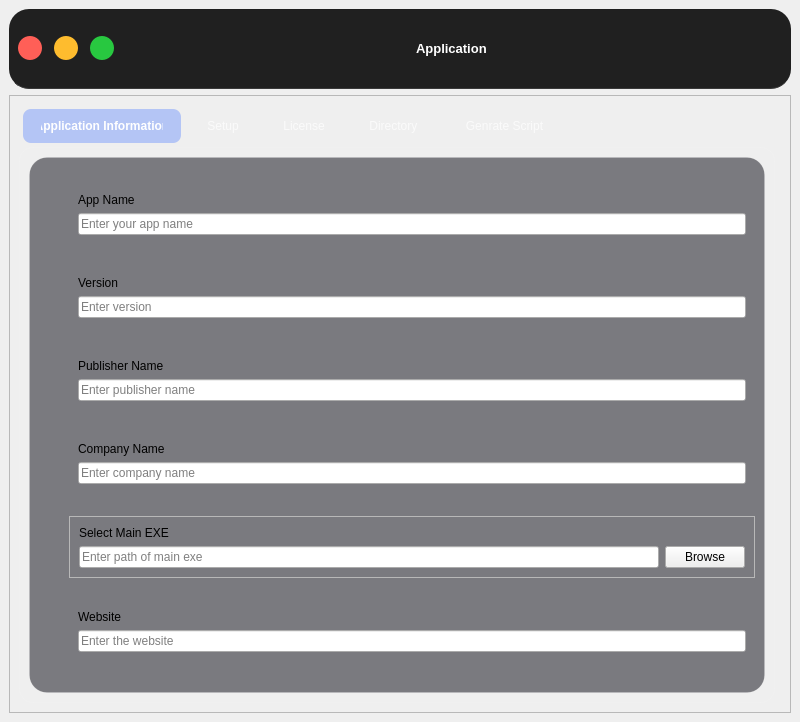
arshc0der/Forgeix-nsis-script-generator, file mainwindow.ui: the form before one commit.
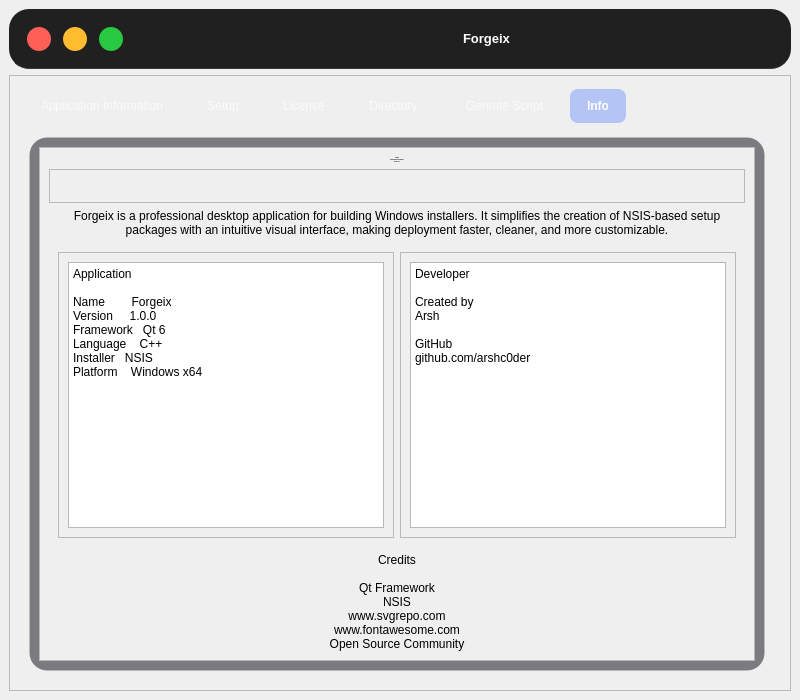
The form after the commit. The open tabs and pages were chosen to show the change. Icons and pictures are not drawn.

The edit to the form file:
```diff
--- a/mainwindow.ui
+++ b/mainwindow.ui
@@ -7,7 +7,7 @@
     <x>0</x>
     <y>0</y>
     <width>800</width>
-    <height>722</height>
+    <height>700</height>
    </rect>
   </property>
   <property name="minimumSize">
@@ -227,6 +227,12 @@
     height: 0px;
 }</string>
   </property>
+  <property name="iconSize">
+   <size>
+    <width>48</width>
+    <height>48</height>
+   </size>
+  </property>
   <widget class="QWidget" name="centralwidget">
    <layout class="QVBoxLayout" name="verticalLayout">
     <item>
@@ -240,7 +246,13 @@
       <property name="minimumSize">
        <size>
         <width>0</width>
-        <height>80</height>
+        <height>60</height>
+       </size>
+      </property>
+      <property name="maximumSize">
+       <size>
+        <width>16777215</width>
+        <height>60</height>
        </size>
       </property>
       <property name="styleSheet">
@@ -258,35 +270,42 @@
       </property>
       <layout class="QHBoxLayout" name="horizontalLayout_2">
        <item>
-        <layout class="QHBoxLayout" name="horizontalLayout">
-         <property name="spacing">
-          <number>12</number>
+        <widget class="QFrame" name="">
+         <property name="sizePolicy">
+          <sizepolicy hsizetype="Preferred" vsizetype="Fixed">
+           <horstretch>0</horstretch>
+           <verstretch>0</verstretch>
+          </sizepolicy>
          </property>
-         <item>
-          <widget class="QPushButton" name="closeButton">
-           <property name="sizePolicy">
-            <sizepolicy hsizetype="Fixed" vsizetype="Fixed">
-             <horstretch>0</horstretch>
-             <verstretch>0</verstretch>
-            </sizepolicy>
-           </property>
-           <property name="minimumSize">
-            <size>
-             <width>24</width>
-             <height>24</height>
-            </size>
-           </property>
-           <property name="maximumSize">
-            <size>
-             <width>24</width>
-             <height>24</height>
-            </size>
-           </property>
-           <property name="cursor">
-            <cursorShape>PointingHandCursor</cursorShape>
-           </property>
-           <property name="styleSheet">
-            <string notr="true">#closeButton {
+         <layout class="QHBoxLayout" name="horizontalLayout">
+          <property name="spacing">
+           <number>12</number>
+          </property>
+          <item>
+           <widget class="QPushButton" name="closeButton">
+            <property name="sizePolicy">
+             <sizepolicy hsizetype="Fixed" vsizetype="Fixed">
+              <horstretch>0</horstretch>
+              <verstretch>0</verstretch>
+             </sizepolicy>
+            </property>
+            <property name="minimumSize">
+             <size>
+              <width>24</width>
+              <height>24</height>
+             </size>
+            </property>
+            <property name="maximumSize">
+             <size>
+              <width>24</width>
+              <height>24</height>
+             </size>
+            </property>
+            <property name="cursor">
+             <cursorShape>PointingHandCursor</cursorShape>
+            </property>
+            <property name="styleSheet">
+             <string notr="true">#closeButton {
     background-color: #FF5F57;
     border: none;
 	padding: 4px;
@@ -300,49 +319,49 @@
 #closeButton:pressed {
     background-color: #D70015;
 }</string>
-           </property>
-           <property name="text">
-            <string/>
-           </property>
-           <property name="icon">
-            <iconset theme="QIcon::ThemeIcon::EditClear"/>
-           </property>
-           <property name="iconSize">
-            <size>
-             <width>20</width>
-             <height>20</height>
-            </size>
-           </property>
-           <property name="flat">
-            <bool>true</bool>
-           </property>
-          </widget>
-         </item>
-         <item>
-          <widget class="QPushButton" name="minimizeButton">
-           <property name="sizePolicy">
-            <sizepolicy hsizetype="Fixed" vsizetype="Fixed">
-             <horstretch>0</horstretch>
-             <verstretch>0</verstretch>
-            </sizepolicy>
-           </property>
-           <property name="minimumSize">
-            <size>
-             <width>24</width>
-             <height>24</height>
-            </size>
-           </property>
-           <property name="maximumSize">
-            <size>
-             <width>24</width>
-             <height>24</height>
-            </size>
-           </property>
-           <property name="cursor">
-            <cursorShape>PointingHandCursor</cursorShape>
-           </property>
-           <property name="styleSheet">
-            <string notr="true">#minimizeButton {
+            </property>
+            <property name="text">
+             <string/>
+            </property>
+            <property name="icon">
+             <iconset theme="QIcon::ThemeIcon::EditClear"/>
+            </property>
+            <property name="iconSize">
+             <size>
+              <width>20</width>
+              <height>20</height>
+             </size>
+            </property>
+            <property name="flat">
+             <bool>true</bool>
+            </property>
+           </widget>
+          </item>
+          <item>
+           <widget class="QPushButton" name="minimizeButton">
+            <property name="sizePolicy">
+             <sizepolicy hsizetype="Fixed" vsizetype="Fixed">
+              <horstretch>0</horstretch>
+              <verstretch>0</verstretch>
+             </sizepolicy>
+            </property>
+            <property name="minimumSize">
+             <size>
+              <width>24</width>
+              <height>24</height>
+             </size>
+            </property>
+            <property name="maximumSize">
+             <size>
+              <width>24</width>
+              <height>24</height>
+             </size>
+            </property>
+            <property name="cursor">
+             <cursorShape>PointingHandCursor</cursorShape>
+            </property>
+            <property name="styleSheet">
+             <string notr="true">#minimizeButton {
     background-color: #FEBC2E;
     border: none;
 	padding: 4px;
@@ -356,43 +375,43 @@
 #minimizeButton:pressed {
     background-color: #D89A00;
 }</string>
-           </property>
-           <property name="text">
-            <string/>
-           </property>
-           <property name="icon">
-            <iconset theme="QIcon::ThemeIcon::ListRemove"/>
-           </property>
-           <property name="iconSize">
-            <size>
-             <width>24</width>
-             <height>24</height>
-            </size>
-           </property>
-           <property name="flat">
-            <bool>true</bool>
-           </property>
-          </widget>
-         </item>
-         <item>
-          <widget class="QPushButton" name="maximizeButton">
-           <property name="minimumSize">
-            <size>
-             <width>24</width>
-             <height>24</height>
-            </size>
-           </property>
-           <property name="maximumSize">
-            <size>
-             <width>24</width>
-             <height>24</height>
-            </size>
-           </property>
-           <property name="cursor">
-            <cursorShape>PointingHandCursor</cursorShape>
-           </property>
-           <property name="styleSheet">
-            <string notr="true">#maximizeButton {
+            </property>
+            <property name="text">
+             <string/>
+            </property>
+            <property name="icon">
+             <iconset theme="QIcon::ThemeIcon::ListRemove"/>
+            </property>
+            <property name="iconSize">
+             <size>
+              <width>24</width>
+              <height>24</height>
+             </size>
+            </property>
+            <property name="flat">
+             <bool>true</bool>
+            </property>
+           </widget>
+          </item>
+          <item>
+           <widget class="QPushButton" name="maximizeButton">
+            <property name="minimumSize">
+             <size>
+              <width>24</width>
+              <height>24</height>
+             </size>
+            </property>
+            <property name="maximumSize">
+             <size>
+              <width>24</width>
+              <height>24</height>
+             </size>
+            </property>
+            <property name="cursor">
+             <cursorShape>PointingHandCursor</cursorShape>
+            </property>
+            <property name="styleSheet">
+             <string notr="true">#maximizeButton {
 	padding: 4px;
     background-color: #28C840;
     border: none;
@@ -406,31 +425,35 @@
 #maximizeButton:pressed {
     background-color: #1FA72A;
 }</string>
-           </property>
-           <property name="text">
-            <string/>
-           </property>
-           <property name="icon">
-            <iconset theme="QIcon::ThemeIcon::MediaPlaybackStop"/>
-           </property>
-           <property name="iconSize">
-            <size>
-             <width>18</width>
-             <height>20</height>
-            </size>
-           </property>
-           <property name="flat">
-            <bool>true</bool>
-           </property>
-          </widget>
-         </item>
-        </layout>
+            </property>
+            <property name="text">
+             <string/>
+            </property>
+            <property name="icon">
+             <iconset theme="QIcon::ThemeIcon::MediaPlaybackStop"/>
+            </property>
+            <property name="iconSize">
+             <size>
+              <width>18</width>
+              <height>20</height>
+             </size>
+            </property>
+            <property name="flat">
+             <bool>true</bool>
+            </property>
+           </widget>
+          </item>
+         </layout>
+        </widget>
        </item>
        <item>
         <spacer name="horizontalSpacer_2">
          <property name="orientation">
           <enum>Qt::Orientation::Horizontal</enum>
          </property>
+         <property name="sizeType">
+          <enum>QSizePolicy::Policy::Expanding</enum>
+         </property>
          <property name="sizeHint" stdset="0">
           <size>
            <width>40</width>
@@ -439,8 +462,39 @@
          </property>
         </spacer>
        </item>
+       <item>
+        <widget class="QLabel" name="label_47">
+         <property name="minimumSize">
+          <size>
+           <width>48</width>
+           <height>48</height>
+          </size>
+         </property>
+         <property name="maximumSize">
+          <size>
+           <width>48</width>
+           <height>48</height>
+          </size>
+         </property>
+         <property name="text">
+          <string/>
+         </property>
+         <property name="pixmap">
+          <pixmap resource="res.qrc">:/res/RES/logo.svg</pixmap>
+         </property>
+         <property name="scaledContents">
+          <bool>true</bool>
+         </property>
+        </widget>
+       </item>
        <item>
         <widget class="QLabel" name="titleLabel">
+         <property name="font">
+          <font>
+           <pointsize>-1</pointsize>
+           <fontweight>Medium</fontweight>
+          </font>
+         </property>
          <property name="styleSheet">
           <string notr="true">#titleLabel {
     color: white;
@@ -450,7 +504,7 @@
 }</string>
          </property>
          <property name="text">
-          <string>Application</string>
+          <string>Forgeix</string>
          </property>
         </widget>
        </item>
@@ -461,7 +515,7 @@
          </property>
          <property name="sizeHint" stdset="0">
           <size>
-           <width>40</width>
+           <width>60</width>
            <height>20</height>
           </size>
          </property>
@@ -473,7 +527,7 @@
     <item>
      <widget class="QFrame" name="frame">
       <property name="styleSheet">
-       <string notr="true">#leftPanel, #rightPanel ,#setupPanel,#LicensePanel,#DirectoryPanel,#GenrateScriptPanel{
+       <string notr="true">#leftPanel, #rightPanel ,#setupPanel,#LicensePanel,#DirectoryPanel,#GenrateScriptPanel,#InfoFramePanel{
     background-color: rgba(25, 25, 35, 140);
     border: 1px solid rgba(255, 255, 255, 15);
 	box-shadow: 0px 0px 20px rgba(0,0,0,80);
@@ -849,6 +903,12 @@
                     <verstretch>0</verstretch>
                    </sizepolicy>
                   </property>
+                  <property name="styleSheet">
+                   <string notr="true">QFrame{
+background-color: none;
+border: none;
+}</string>
+                  </property>
                   <property name="frameShape">
                    <enum>QFrame::Shape::StyledPanel</enum>
                   </property>
@@ -883,6 +943,17 @@
                        <property name="text">
                         <string>Browse</string>
                        </property>
+                       <property name="icon">
+                        <iconset>
+                         <normalon>:/res/RES/icons/folder-open.svg</normalon>
+                        </iconset>
+                       </property>
+                       <property name="iconSize">
+                        <size>
+                         <width>20</width>
+                         <height>20</height>
+                        </size>
+                       </property>
                       </widget>
                      </item>
                     </layout>
@@ -2668,6 +2739,204 @@
            </item>
           </layout>
          </widget>
+         <widget class="QWidget" name="Infotab">
+          <attribute name="icon">
+           <iconset>
+            <normalon>:/res/RES/icons/info.svg</normalon>
+           </iconset>
+          </attribute>
+          <attribute name="title">
+           <string>Info</string>
+          </attribute>
+          <layout class="QHBoxLayout" name="horizontalLayout_26">
+           <item>
+            <widget class="QFrame" name="InfoFramePanel">
+             <property name="frameShape">
+              <enum>QFrame::Shape::StyledPanel</enum>
+             </property>
+             <property name="frameShadow">
+              <enum>QFrame::Shadow::Raised</enum>
+             </property>
+             <layout class="QVBoxLayout" name="verticalLayout_13">
+              <item>
+               <widget class="QScrollArea" name="scrollArea_3">
+                <property name="widgetResizable">
+                 <bool>true</bool>
+                </property>
+                <widget class="QWidget" name="scrollAreaWidgetContents_3">
+                 <property name="geometry">
+                  <rect>
+                   <x>0</x>
+                   <y>0</y>
+                   <width>696</width>
+                   <height>1000</height>
+                  </rect>
+                 </property>
+                 <layout class="QVBoxLayout" name="verticalLayout_27">
+                  <item>
+                   <widget class="QLabel" name="label_48">
+                    <property name="font">
+                     <font>
+                      <pointsize>-1</pointsize>
+                      <bold>true</bold>
+                     </font>
+                    </property>
+                    <property name="text">
+                     <string>Forgeix
+
+Professional Installer Builder
+
+Version 1.0.0</string>
+                    </property>
+                    <property name="alignment">
+                     <set>Qt::AlignmentFlag::AlignCenter</set>
+                    </property>
+                   </widget>
+                  </item>
+                  <item>
+                   <widget class="QFrame" name="frame_13">
+                    <property name="sizePolicy">
+                     <sizepolicy hsizetype="Preferred" vsizetype="Fixed">
+                      <horstretch>0</horstretch>
+                      <verstretch>0</verstretch>
+                     </sizepolicy>
+                    </property>
+                    <property name="frameShape">
+                     <enum>QFrame::Shape::StyledPanel</enum>
+                    </property>
+                    <property name="frameShadow">
+                     <enum>QFrame::Shadow::Raised</enum>
+                    </property>
+                    <layout class="QHBoxLayout" name="horizontalLayout_28">
+                     <item>
+                      <widget class="QLabel" name="label_46">
+                       <property name="sizePolicy">
+                        <sizepolicy hsizetype="Fixed" vsizetype="Fixed">
+                         <horstretch>0</horstretch>
+                         <verstretch>0</verstretch>
+                        </sizepolicy>
+                       </property>
+                       <property name="text">
+                        <string/>
+                       </property>
+                       <property name="pixmap">
+                        <pixmap resource="res.qrc">:/res/RES/logo.svg</pixmap>
+                       </property>
+                       <property name="alignment">
+                        <set>Qt::AlignmentFlag::AlignCenter</set>
+                       </property>
+                      </widget>
+                     </item>
+                    </layout>
+                   </widget>
+                  </item>
+                  <item>
+                   <widget class="QLabel" name="label_49">
+                    <property name="text">
+                     <string>Forgeix is a professional desktop application for building Windows installers. It simplifies the creation of NSIS-based setup packages with an intuitive visual interface, making deployment faster, cleaner, and more customizable.</string>
+                    </property>
+                    <property name="alignment">
+                     <set>Qt::AlignmentFlag::AlignCenter</set>
+                    </property>
+                    <property name="wordWrap">
+                     <bool>true</bool>
+                    </property>
+                   </widget>
+                  </item>
+                  <item>
+                   <widget class="QFrame" name="gridFrame">
+                    <property name="minimumSize">
+                     <size>
+                      <width>0</width>
+                      <height>200</height>
+                     </size>
+                    </property>
+                    <layout class="QGridLayout" name="gridLayout_8">
+                     <item row="0" column="0">
+                      <widget class="QFrame" name="frame_14">
+                       <property name="frameShape">
+                        <enum>QFrame::Shape::StyledPanel</enum>
+                       </property>
+                       <property name="frameShadow">
+                        <enum>QFrame::Shadow::Raised</enum>
+                       </property>
+                       <layout class="QHBoxLayout" name="horizontalLayout_30">
+                        <item>
+                         <widget class="QPlainTextEdit" name="plainTextEdit">
+                          <property name="readOnly">
+                           <bool>true</bool>
+                          </property>
+                          <property name="plainText">
+                           <string>Application
+
+Name        Forgeix
+Version     1.0.0
+Framework   Qt 6
+Language    C++
+Installer   NSIS
+Platform    Windows x64</string>
+                          </property>
+                         </widget>
+                        </item>
+                       </layout>
+                      </widget>
+                     </item>
+                     <item row="0" column="1">
+                      <widget class="QFrame" name="frame_15">
+                       <property name="frameShape">
+                        <enum>QFrame::Shape::StyledPanel</enum>
+                       </property>
+                       <property name="frameShadow">
+                        <enum>QFrame::Shadow::Raised</enum>
+                       </property>
+                       <layout class="QHBoxLayout" name="horizontalLayout_29">
+                        <item>
+                         <widget class="QPlainTextEdit" name="plainTextEdit_2">
+                          <property name="readOnly">
+                           <bool>true</bool>
+                          </property>
+                          <property name="plainText">
+                           <string>Developer
+
+Created by
+Arsh
+
+GitHub
+github.com/arshc0der</string>
+                          </property>
+                         </widget>
+                        </item>
+                       </layout>
+                      </widget>
+                     </item>
+                    </layout>
+                   </widget>
+                  </item>
+                  <item>
+                   <widget class="QLabel" name="label_50">
+                    <property name="text">
+                     <string>Credits
+
+Qt Framework
+NSIS
+www.svgrepo.com
+www.fontawesome.com
+Open Source Community</string>
+                    </property>
+                    <property name="alignment">
+                     <set>Qt::AlignmentFlag::AlignCenter</set>
+                    </property>
+                   </widget>
+                  </item>
+                 </layout>
+                </widget>
+               </widget>
+              </item>
+             </layout>
+            </widget>
+           </item>
+          </layout>
+         </widget>
         </widget>
        </item>
        <item>
```
Left out of the diff: 1075 changed lines with no effect on the pictures.
